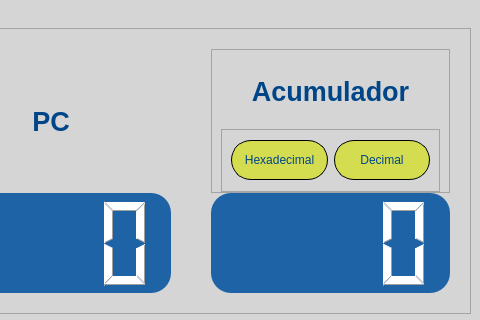
Qt form src/GUI/MainPage_alt.ui (JoaoVitorBranco/BIPy) before a commit; both pictures show x 378 to 858 and y 0 to 320 of the 858 by 748 pixel window.
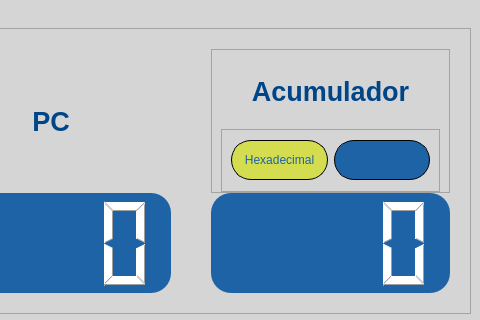
The same form after that commit. Icons and pictures are not drawn.

Commit message: Lógica de alternar modo do acc

The edit to the form file:
```diff
--- a/src/GUI/MainPage_alt.ui
+++ b/src/GUI/MainPage_alt.ui
@@ -358,7 +358,7 @@
            <widget class="QFrame" name="frame_5">
             <property name="styleSheet">
              <string notr="true">QPushButton{
-	color:rgb(0, 69, 135);
+	color:rgb(30, 99, 165);
 	background-color:rgb(212, 221, 80);
 	border: 2px solid #000;
 	border-width: 0.5%;
@@ -392,6 +392,9 @@
                  <height>40</height>
                 </size>
                </property>
+               <property name="styleSheet">
+                <string notr="true">QPushButton{background-color:rgb(30, 99, 165);}</string>
+               </property>
                <property name="text">
                 <string>Decimal</string>
                </property>
```
Left out of the diff: 3 changed lines with no effect on the pictures. The commit also changes 2 other files.
